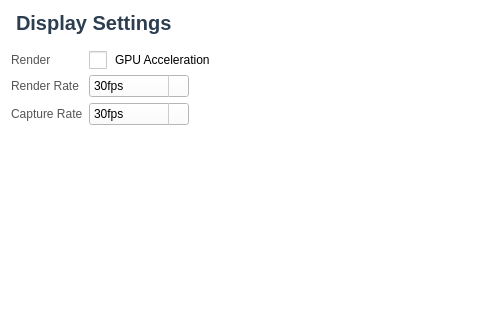
Old version of the form UI/SettingsWidget/ItemWidget/DisplayWidget/DisplayWidget.ui in the repository XQQYT/XqqytDesktop; both pictures show x 0 to 480 and y 0 to 320 of the 800 by 600 pixel window.
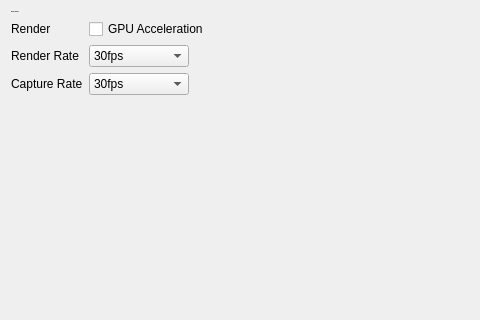
New version of the form.

The edit to the form file:
```diff
--- a/UI/SettingsWidget/ItemWidget/DisplayWidget/DisplayWidget.ui
+++ b/UI/SettingsWidget/ItemWidget/DisplayWidget/DisplayWidget.ui
@@ -13,77 +13,6 @@
   <property name="windowTitle">
    <string>Settings</string>
   </property>
-  <property name="styleSheet">
-   <string notr="true">QWidget#DisplayWidget {
-    
-	background-color: rgb(255, 255, 255);
-    font-family: &quot;Segoe UI&quot;, &quot;Microsoft YaHei&quot;, &quot;Helvetica Neue&quot;, sans-serif;
-    font-size: 14px;
-    color: #333333;
-}
-
-QLabel#label_display {
-	background-color: rgb(255, 255, 255);
-    color: #2c3e50;
-    font-size: 20px;
-    font-weight: bold;
-    margin-bottom: 10px;
-}
-
-QLabel {
-	background-color: rgb(255, 255, 255);
-    color: #555555;
-}
-
-QCheckBox {
-	background-color: rgb(255, 255, 255);
-    spacing: 8px;
-}
-
-QCheckBox::indicator {
-    width: 18px;
-    height: 18px;
-}
-
-QComboBox{
-	background-color: rgb(255, 255, 255);
-}
-
-QComboBox:hover {
-    border: 1px solid #999999;
-}
-
-QComboBox::drop-down {
-    subcontrol-origin: padding;
-    subcontrol-position: top right;
-    width: 20px;
-    border-left-width: 1px;
-    border-left-color: #cccccc;
-    border-left-style: solid;
-    border-top-right-radius: 6px;
-    border-bottom-right-radius: 6px;
-}
-
-QComboBox QAbstractItemView {
-    border: 1px solid #cccccc;
-    background-color: white;
-    color: #333333;
-    selection-background-color: #e0e0e0;
-    selection-color: #333333;
-    outline: 0;
-}
-
-QComboBox QAbstractItemView::item {
-    padding: 4px 8px;
-}
-
-QComboBox QAbstractItemView::item:hover {
-    background-color: #f0f0f0;
-    color: #333333;
-}
-
-</string>
-  </property>
   <layout class="QVBoxLayout" name="mainLayout">
    <item>
     <widget class="QLabel" name="label_display">
```
